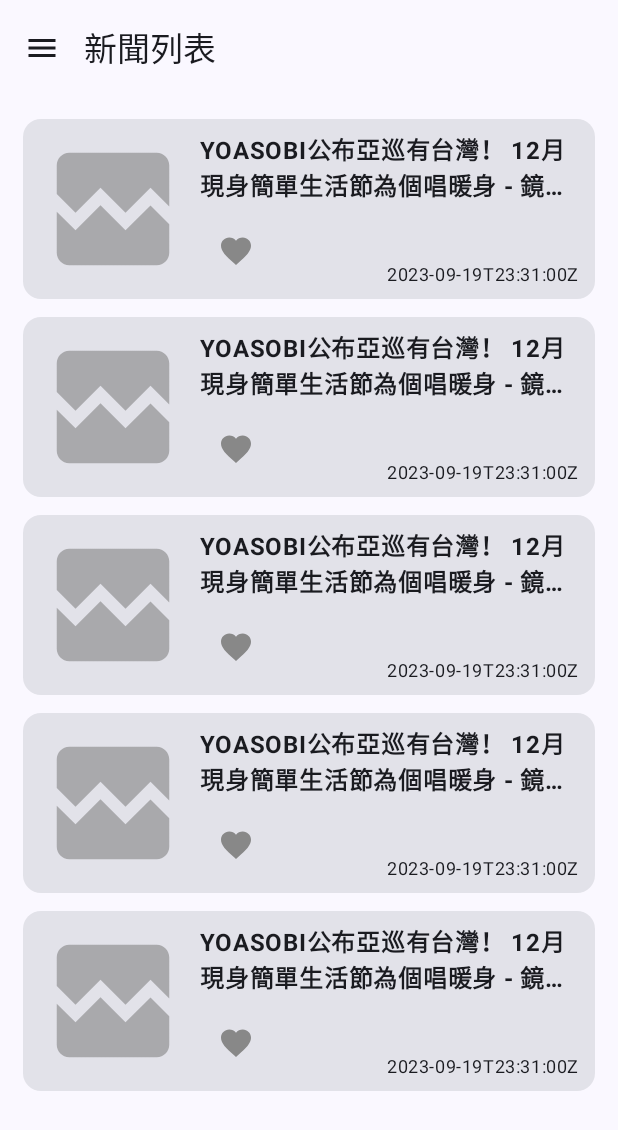
After one commit to Wayne-Wang-Wayne/demo_compose_news_browser, an Android app built with Jetpack Compose: the composable NewsScreen shown on its own in the app's theme, on a phone screen of 412 x 824 dp. The commit adds this screen. Shown: the top 1130 px of the screen. Run offline under Robolectric (Android 15) with nearby library versions, the phone set to English and light mode, and no system bars; pictures from the network do not load.

Commit message:
新聞頁UI輪廓ok

```diff
--- a/app/build.gradle
+++ b/app/build.gradle
@@ -61,4 +61,7 @@ dependencies {
     debugImplementation "androidx.compose.ui:ui-tooling:$compose_version"
     debugImplementation "androidx.compose.ui:ui-test-manifest:$compose_version"
     implementation "androidx.navigation:navigation-compose:$nav_version"
+
+    // Coil for loading image
+    implementation 'io.coil-kt:coil-compose:2.4.0'
 }
--- a/app/src/main/AndroidManifest.xml
+++ b/app/src/main/AndroidManifest.xml
@@ -1,6 +1,8 @@
 <?xml version="1.0" encoding="utf-8"?>
 <manifest xmlns:android="http://schemas.android.com/apk/res/android"
     xmlns:tools="http://schemas.android.com/tools">
+
+    <uses-permission android:name="android.permission.INTERNET" />
 
     <application
         android:allowBackup="true"
--- a/app/src/main/java/com/example/mvvmcomposenewsbrowser/ui/MyNavGraph.kt
+++ b/app/src/main/java/com/example/mvvmcomposenewsbrowser/ui/MyNavGraph.kt
@@ -1,8 +1,8 @@
 package com.example.mvvmcomposenewsbrowser.ui
 
 import android.content.Context
-import androidx.compose.material.icons.Icons
-import androidx.compose.material.icons.filled.Menu
+import android.util.Log
+import androidx.compose.foundation.layout.padding
 import androidx.compose.material3.*
 import androidx.compose.runtime.*
 import androidx.compose.ui.Modifier
@@ -24,40 +24,22 @@ fun MyNavGraph(
     coroutineScope: CoroutineScope = rememberCoroutineScope(),
     startDestination: String = MyDestinations.NEWS_ROUTE,
     drawerState: DrawerState = rememberDrawerState(initialValue = DrawerValue.Closed),
-    navAction : MyNavigationActions = remember(navController) {
+    navAction: MyNavigationActions = remember(navController) {
         MyNavigationActions(navController)
     },
     context: Context = LocalContext.current
 ) {
 
     val navBackStackEntry by navController.currentBackStackEntryAsState()
-    val title = navBackStackEntry.getTitle(context)
-    val rememberTopBarType = remember(navBackStackEntry.getTopAppBarType()) {
-        navBackStackEntry.getTopAppBarType()
+    LaunchedEffect(navBackStackEntry) {
+        navBackStackEntry?.destination?.route?.let { currentRoute ->
+            Log.d(MY_NAV_GRAPH_TAG, "Current Route: $currentRoute")
+        }
     }
-    val onIconPress = rememberTopBarType.getOnClick(navAction, drawerState, coroutineScope)
-
-    Scaffold(
-        modifier = modifier,
-        topBar = {
-            MyTopAppBar(
-                title = title,
-                onIconPress = onIconPress,
-                icon = {
-                    when(rememberTopBarType) {
-                        TopAppBarType.Drawer -> DrawerIcon()
-                        TopAppBarType.Back -> BackIcon()
-                    }
-                }
-            )
-        }
-    ) {
-
-    }
-
     NavHost(
         navController = navController,
-        startDestination = startDestination
+        startDestination = startDestination,
+        modifier = modifier
     ) {
         composable(
             MyDestinations.NEWS_ROUTE,
@@ -79,3 +61,4 @@ fun MyNavGraph(
         }
     }
 }
+const val MY_NAV_GRAPH_TAG = "MyNavGraph"
--- /dev/null
+++ b/app/src/main/java/com/example/mvvmcomposenewsbrowser/ui/news/NewsScreen.kt
@@ -0,0 +1,154 @@
+package com.example.mvvmcomposenewsbrowser.ui.news
+
+import androidx.compose.foundation.Image
+import androidx.compose.foundation.layout.*
+import androidx.compose.foundation.lazy.LazyColumn
+import androidx.compose.foundation.lazy.LazyListState
+import androidx.compose.foundation.lazy.items
+import androidx.compose.foundation.lazy.rememberLazyListState
+import androidx.compose.foundation.shape.RoundedCornerShape
+import androidx.compose.material3.*
+import androidx.compose.runtime.Composable
+import androidx.compose.ui.Alignment
+import androidx.compose.ui.Modifier
+import androidx.compose.ui.draw.clip
+import androidx.compose.ui.layout.ContentScale
+import androidx.compose.ui.platform.LocalContext
+import androidx.compose.ui.res.painterResource
+import androidx.compose.ui.res.stringResource
+import androidx.compose.ui.text.font.FontWeight
+import androidx.compose.ui.text.style.TextOverflow
+import androidx.compose.ui.tooling.preview.Preview
+import androidx.compose.ui.unit.dp
+import coil.compose.SubcomposeAsyncImage
+import coil.request.ImageRequest
+import com.example.mvvmcomposenewsbrowser.R
+import com.example.mvvmcomposenewsbrowser.ui.theme.MVVMComposeNewsBrowserTheme
+import com.example.mvvmcomposenewsbrowser.ui.util.DrawerIcon
+import com.example.mvvmcomposenewsbrowser.ui.util.HeartButton
+import com.example.mvvmcomposenewsbrowser.ui.util.MyTopAppBar
+import com.example.mvvmcomposenewsbrowser.ui.util.ShimmerLoadingBlock
+
+@Composable
+fun NewsScreen(
+    onIconPress: () -> Unit,
+    modifier: Modifier = Modifier
+) {
+    Scaffold(
+        modifier = modifier,
+        topBar = {
+            MyTopAppBar(
+                title = stringResource(id = R.string.news_title),
+                onIconPress = onIconPress,
+                icon = {
+                    DrawerIcon()
+                }
+            )
+        }
+    ) {
+        NewsScreenBody(
+            modifier = Modifier.padding(it)
+        )
+    }
+}
+
+@Composable
+fun NewsScreenBody(
+    modifier: Modifier = Modifier,
+    lazyListState: LazyListState = rememberLazyListState()
+) {
+    LazyColumn(
+        state = lazyListState,
+        modifier = modifier,
+        contentPadding = PaddingValues(15.dp),
+        verticalArrangement = Arrangement.spacedBy(12.dp)
+    ) {
+        items(
+            listOf(1, 2, 3, 4, 5),
+            key = { it }
+        ) {
+            NewsListCard(
+                modifier = Modifier.height(120.dp)
+            )
+        }
+    }
+}
+
+@Composable
+fun NewsListCard(
+    modifier: Modifier = Modifier
+) {
+    Card(
+        modifier = modifier,
+    ) {
+            Row(
+                modifier = Modifier.padding(
+                    vertical = 8.dp,
+                    horizontal = 10.dp
+                ),
+                verticalAlignment = Alignment.CenterVertically
+            ) {
+                SubcomposeAsyncImage(
+                    model = ImageRequest.Builder(LocalContext.current)
+                        .data("https://static.politico.com/9f/56/723290e644c4bbf14ae3a4873cb4/auto-workers-strike-55578.jpg")
+                        .crossfade(true)
+                        .build(),
+                    loading = {
+                        ShimmerLoadingBlock()
+                    },
+                    error = {
+                        Image(
+                            painter = painterResource(id = R.drawable.ic_broken_image),
+                            contentDescription = null
+                        )
+                    },
+                    contentDescription = "YOASOBI公布亞巡有台灣！ 12月現身簡單生活節為個唱暖身 - 鏡週刊",
+                    contentScale = ContentScale.Crop,
+                    modifier = Modifier
+                        .size(100.dp)
+                        .clip(RoundedCornerShape(8.dp))
+                )
+
+                Spacer(modifier = Modifier.width(8.dp))
+
+                Column(
+                    verticalArrangement = Arrangement.SpaceBetween,
+                    modifier = Modifier.fillMaxHeight()
+                ) {
+                    Text(
+                        text = "YOASOBI公布亞巡有台灣！ 12月現身簡單生活節為個唱暖身 - 鏡週刊",
+                        style = MaterialTheme.typography.bodyLarge.copy(fontWeight = FontWeight.Bold),
+                        maxLines = 2,
+                        overflow = TextOverflow.Ellipsis
+                    )
+                    Row(
+                        horizontalArrangement = Arrangement.SpaceBetween,
+                        verticalAlignment = Alignment.Bottom,
+                        modifier = Modifier.fillMaxWidth()
+                    ){
+                        HeartButton()
+                        Text(
+                            text = "2023-09-19T23:31:00Z",
+                            style = MaterialTheme.typography.bodySmall
+                        )
+                    }
+                }
+            }
+    }
+}
+
+@Preview(showBackground = true)
+@Composable
+fun NewsScreenPreview() {
+    MVVMComposeNewsBrowserTheme {
+        NewsScreen(
+            onIconPress = {}
+        )
+    }
+}
+
+@Preview(showBackground = true)
+@Composable
+fun NewsListCardPreview() {
+    NewsListCard()
+}
--- a/app/src/main/java/com/example/mvvmcomposenewsbrowser/ui/util/Drawer.kt
+++ b/app/src/main/java/com/example/mvvmcomposenewsbrowser/ui/util/Drawer.kt
@@ -100,7 +100,7 @@ fun DrawerButton(
     }
 }
 
-@Preview("Drawer contents")
+@Preview("Drawer contents", showBackground = true)
 @Composable
 fun DrawerContentPreview() {
     MVVMComposeNewsBrowserTheme {
--- /dev/null
+++ b/app/src/main/java/com/example/mvvmcomposenewsbrowser/ui/util/WhateverComposable.kt
@@ -0,0 +1,71 @@
+package com.example.mvvmcomposenewsbrowser.ui.util
+
+import androidx.compose.animation.animateColorAsState
+import androidx.compose.animation.core.*
+import androidx.compose.foundation.background
+import androidx.compose.foundation.clickable
+import androidx.compose.foundation.layout.Box
+import androidx.compose.foundation.layout.Spacer
+import androidx.compose.foundation.layout.size
+import androidx.compose.material.icons.Icons
+import androidx.compose.material.icons.filled.Favorite
+import androidx.compose.material3.Icon
+import androidx.compose.runtime.*
+import androidx.compose.ui.Alignment
+import androidx.compose.ui.Modifier
+import androidx.compose.ui.draw.alpha
+import androidx.compose.ui.draw.scale
+import androidx.compose.ui.graphics.Color
+import androidx.compose.ui.unit.dp
+
+@Composable
+fun HeartButton() {
+    var isLiked by remember { mutableStateOf(false) }
+    val scale by animateFloatAsState(
+        if (isLiked) 1.2f else 1f,
+        animationSpec = spring(
+            stiffness = Spring.StiffnessMedium
+        )
+    )
+    val color by animateColorAsState(if (isLiked) Color.Red else Color.Gray,)
+
+    Box(
+        modifier = Modifier
+            .size(48.dp)
+            .clickable {
+                isLiked = !isLiked
+            },
+        contentAlignment = Alignment.Center
+    ) {
+        Icon(
+            imageVector = Icons.Default.Favorite,
+            contentDescription = null,
+            modifier = Modifier
+                .scale(scale)
+                .size(24.dp),
+            tint = color
+        )
+    }
+}
+
+@Composable
+fun ShimmerLoadingBlock(
+    modifier: Modifier = Modifier
+) {
+    val infiniteTransition = rememberInfiniteTransition()
+    val alpha by infiniteTransition.animateFloat(
+        initialValue = 0f,
+        targetValue = 1f,
+        animationSpec = infiniteRepeatable(
+            animation = keyframes {
+                durationMillis = 1000
+                0.7f at 500
+            },
+            repeatMode = RepeatMode.Reverse
+        )
+    )
+    Spacer(
+        modifier = modifier
+        .background(Color.LightGray.copy(alpha = alpha))
+    )
+}
--- /dev/null
+++ b/app/src/main/res/drawable/ic_broken_image.xml
@@ -0,0 +1,25 @@
+<!--
+  ~ Copyright (C) 2023 The Android Open Source Project
+  ~
+  ~ Licensed under the Apache License, Version 2.0 (the "License");
+  ~ you may not use this file except in compliance with the License.
+  ~ You may obtain a copy of the License at
+  ~
+  ~     https://www.apache.org/licenses/LICENSE-2.0
+  ~
+  ~ Unless required by applicable law or agreed to in writing, software
+  ~ distributed under the License is distributed on an "AS IS" BASIS,
+  ~ WITHOUT WARRANTIES OR CONDITIONS OF ANY KIND, either express or implied.
+  ~ See the License for the specific language governing permissions and
+  ~ limitations under the License.
+  -->
+<vector xmlns:android="http://schemas.android.com/apk/res/android"
+    android:width="24dp"
+    android:height="24dp"
+    android:tint="#A9A9AC"
+    android:viewportWidth="24.0"
+    android:viewportHeight="24.0">
+    <path
+        android:fillColor="#FF000000"
+        android:pathData="M21,5v6.59l-3,-3.01 -4,4.01 -4,-4 -4,4 -3,-3.01L3,5c0,-1.1 0.9,-2 2,-2h14c1.1,0 2,0.9 2,2zM18,11.42l3,3.01L21,19c0,1.1 -0.9,2 -2,2L5,21c-1.1,0 -2,-0.9 -2,-2v-6.58l3,2.99 4,-4 4,4 4,-3.99z" />
+</vector>
--- a/app/src/main/res/values/strings.xml
+++ b/app/src/main/res/values/strings.xml
@@ -2,4 +2,5 @@
     <string name="app_name">MVVM Compose News Browser</string>
     <string name="news_title">新聞列表</string>
     <string name="news_detail_title">新聞內容</string>
+    <string name="like_news_btn_des">Like the news.</string>
 </resources>
```
